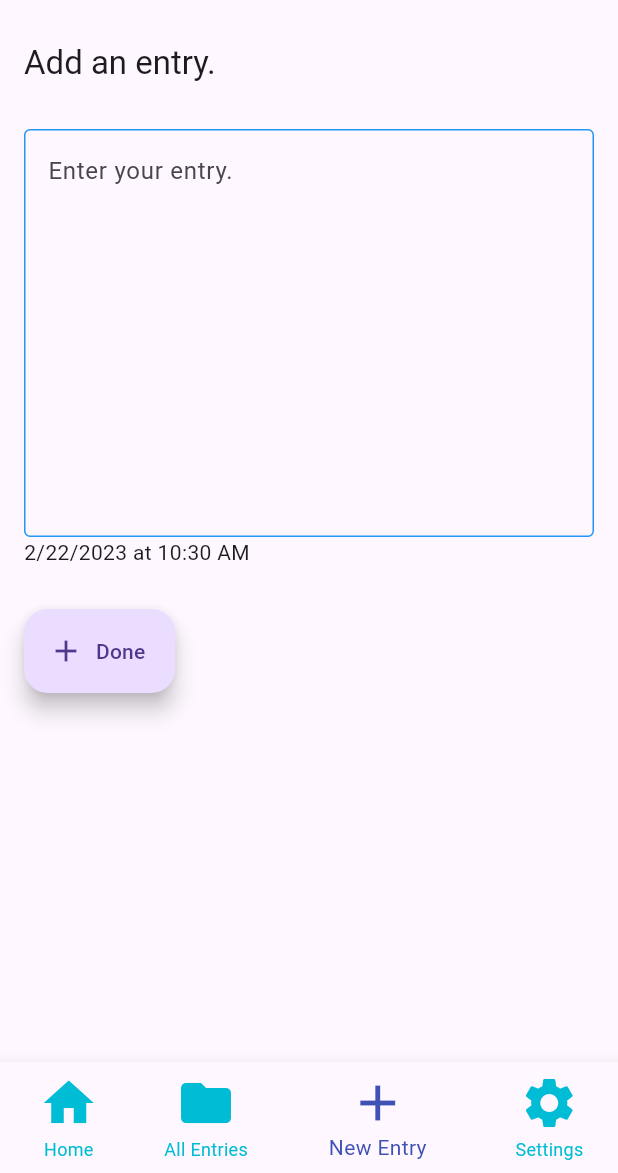
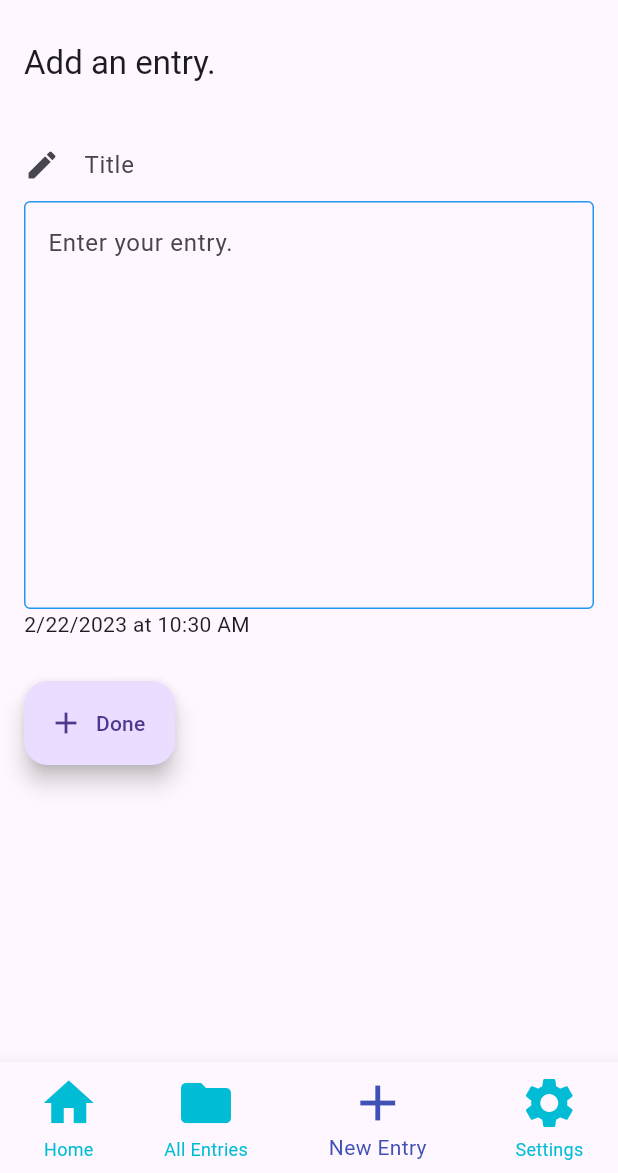
Before and after one commit to doanvalerie/GDSC-Phoenix, a Flutter app: the screen it shows after launch, item 3 of the bottom bar chosen, on a phone screen of 412 x 824 dp, the part 63-1236 px from its top. Run offline on Flutter 3.47's test engine with Material 2 defaults, Android fonts, the phone set to English and light mode, and no system bars; our stand-ins replace cloud_firestore, firebase_core; accounts and stored records are empty.

Commit message:
Add title text field

```diff
--- a/lib/screens/note_editor_screen.dart
+++ b/lib/screens/note_editor_screen.dart
@@ -30,16 +30,17 @@ class _NoteEditorScreenState extends State<NoteEditorScreen> {
             child: Column(
               crossAxisAlignment: CrossAxisAlignment.start,
               children: [
-                /* TextField(
-                  controller: _mainControlller,
+                TextField(
+                  controller: _titleController,
                   keyboardType: TextInputType.multiline,
                   decoration: const InputDecoration(
                     border: InputBorder.none,
-                    hintText: "Enter your entry.",
+                    icon: Icon(Icons.edit),
+                    hintText: "Title",
                   ),
-                ), */
+                ),
                 TextFormField(
-                  controller: _titleController,
+                  controller: _mainControlller,
                   minLines: 10,
                   maxLines: 10,
                   decoration: const InputDecoration(
```
